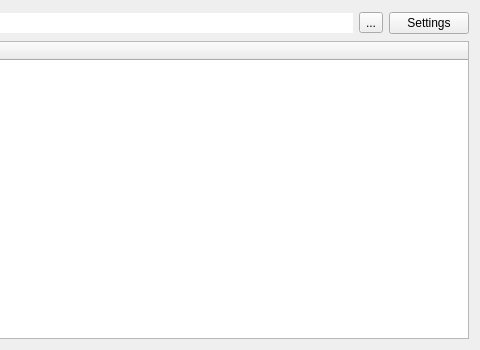
Before: the Qt Designer form scripts/python/searcher/searcher.ui in instance-id/Searcher, drawn with Qt 5; both pictures show x 520 to 1000 and y 0 to 350 of the 1000 by 350 pixel window.
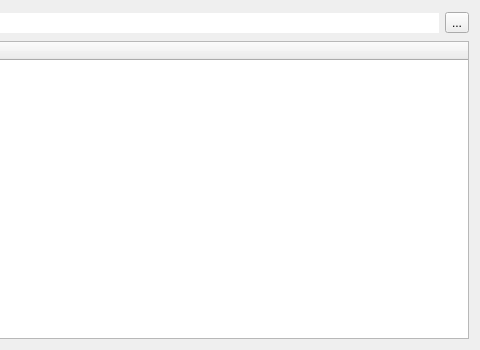
After: the same form once the commit is applied.

Diff of the .ui file:
```diff
--- a/scripts/python/searcher/searcher.ui
+++ b/scripts/python/searcher/searcher.ui
@@ -65,22 +65,12 @@
         </widget>
        </item>
        <item>
-        <widget class="QToolButton" name="toolButton">
+        <widget class="QToolButton" name="opensettings_btn">
          <property name="text">
           <string>...</string>
          </property>
         </widget>
        </item>
-       <item>
-        <widget class="QPushButton" name="opensettings_btn">
-         <property name="focusPolicy">
-          <enum>Qt::NoFocus</enum>
-         </property>
-         <property name="text">
-          <string>Settings</string>
-         </property>
-        </widget>
-       </item>
       </layout>
      </item>
      <item>
```
